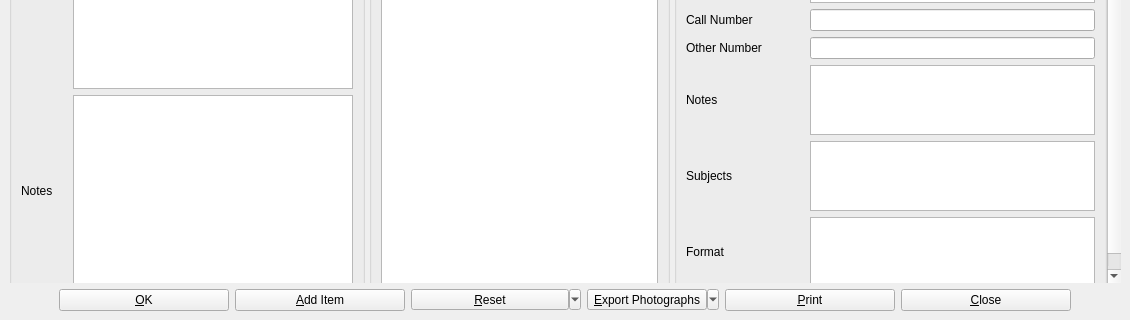
Old version of the form photographinfo.ui in the repository textbrowser/biblioteq; both pictures show x 0 to 1130 and y 605 to 925 of the 1130 by 925 pixel window.
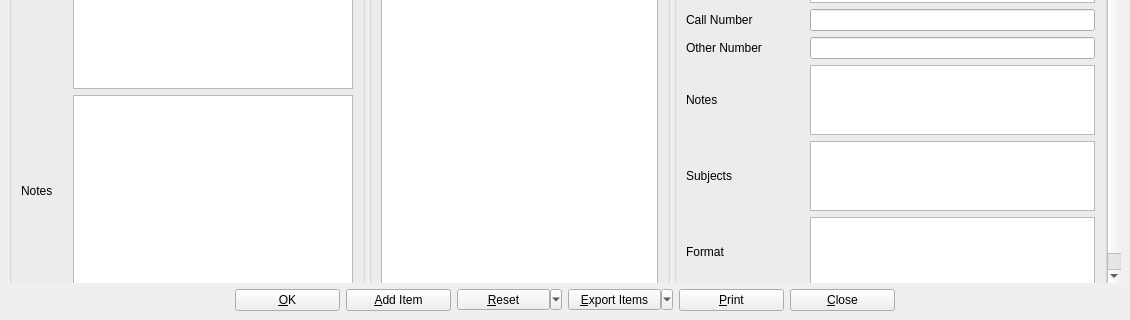
New version of the form. Icons and pictures are not drawn. Custom widgets are drawn as their Qt base class.

Commit message: Version 6.70. Smaller buttons.

What changed in the file:
```diff
--- a/photographinfo.ui
+++ b/photographinfo.ui
@@ -579,7 +579,7 @@
         </property>
         <property name="minimumSize">
          <size>
-          <width>170</width>
+          <width>105</width>
           <height>0</height>
          </size>
         </property>
@@ -602,7 +602,7 @@
         </property>
         <property name="minimumSize">
          <size>
-          <width>170</width>
+          <width>105</width>
           <height>0</height>
          </size>
         </property>
@@ -619,7 +619,7 @@
        <widget class="QToolButton" name="resetButton">
         <property name="minimumSize">
          <size>
-          <width>170</width>
+          <width>105</width>
           <height>0</height>
          </size>
         </property>
@@ -633,8 +633,14 @@
       </item>
       <item>
        <widget class="QToolButton" name="exportPhotographsToolButton">
+        <property name="minimumSize">
+         <size>
+          <width>105</width>
+          <height>0</height>
+         </size>
+        </property>
         <property name="text">
-         <string>&amp;Export Photographs</string>
+         <string>&amp;Export Items</string>
         </property>
         <property name="popupMode">
          <enum>QToolButton::MenuButtonPopup</enum>
@@ -645,7 +651,7 @@
        <widget class="QPushButton" name="printButton">
         <property name="minimumSize">
          <size>
-          <width>170</width>
+          <width>105</width>
           <height>0</height>
          </size>
         </property>
@@ -662,7 +668,7 @@
        <widget class="QPushButton" name="cancelButton">
         <property name="minimumSize">
          <size>
-          <width>170</width>
+          <width>105</width>
           <height>0</height>
          </size>
         </property>
```
Left out of the diff: 4 changed lines with no effect on the pictures. The commit also changes 7 other files.
